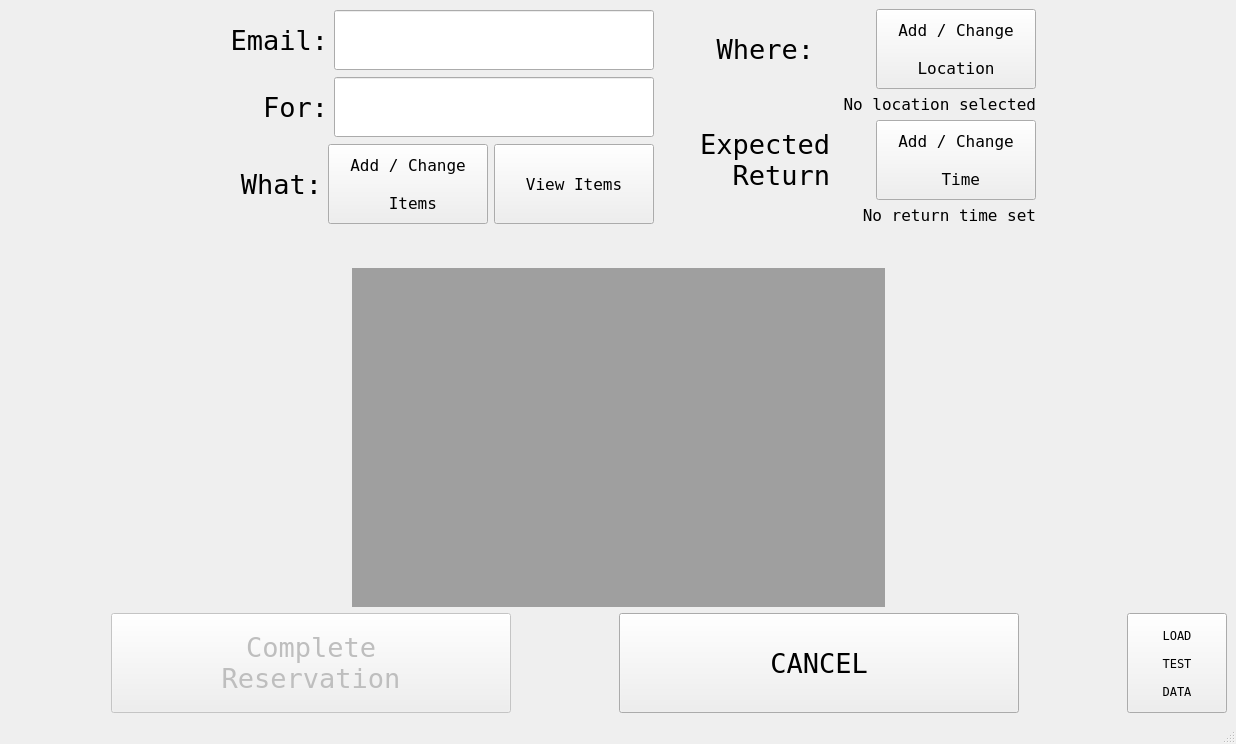
First picture: the form in QtInterface/windows/checkout.ui, repository LSSUHDTeam/Equip-IT, before the edit.
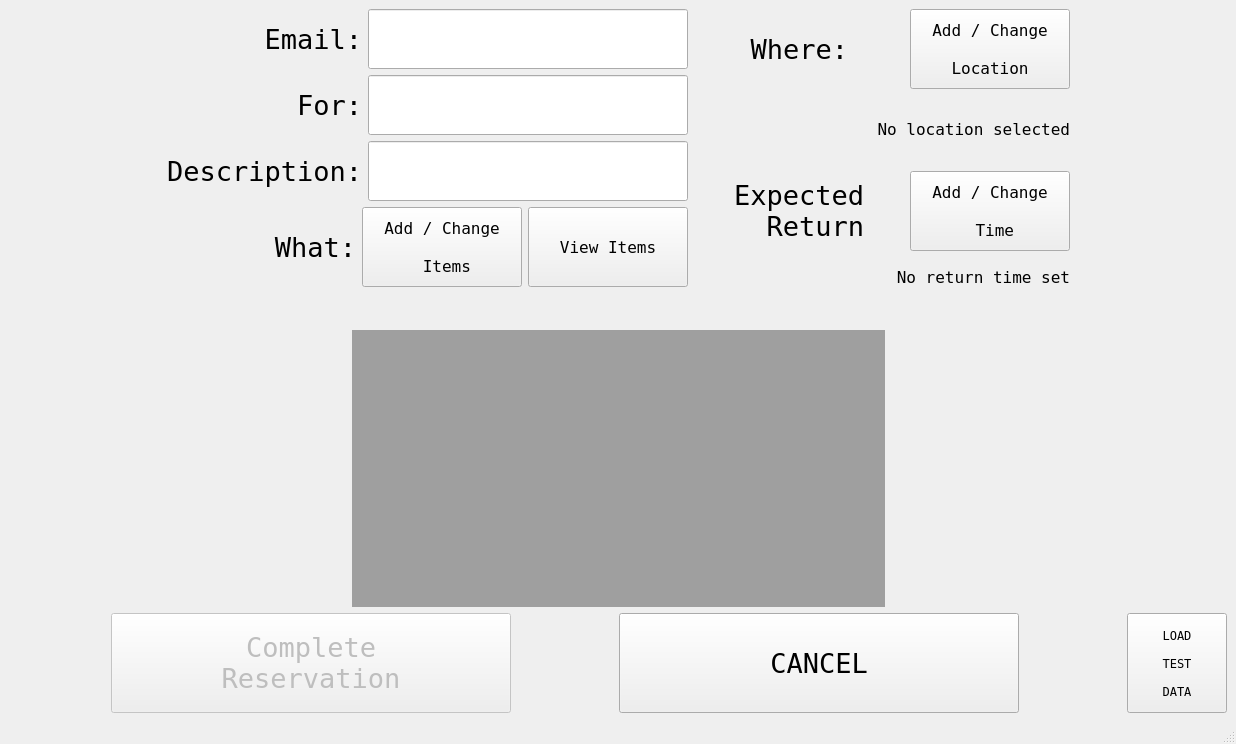
Second picture: the form after the edit. Custom widgets are drawn as their Qt base class.

What changed in the file:
```diff
--- a/QtInterface/windows/checkout.ui
+++ b/QtInterface/windows/checkout.ui
@@ -123,6 +123,46 @@
           </item>
          </layout>
         </item>
+        <item>
+         <layout class="QHBoxLayout" name="horizontalLayout_3">
+          <item>
+           <widget class="QLabel" name="label_6">
+            <property name="minimumSize">
+             <size>
+              <width>132</width>
+              <height>60</height>
+             </size>
+            </property>
+            <property name="font">
+             <font>
+              <pointsize>20</pointsize>
+             </font>
+            </property>
+            <property name="text">
+             <string>Description:</string>
+            </property>
+            <property name="alignment">
+             <set>Qt::AlignRight|Qt::AlignTrailing|Qt::AlignVCenter</set>
+            </property>
+           </widget>
+          </item>
+          <item>
+           <widget class="ETouchLineEdit" name="descEdit">
+            <property name="minimumSize">
+             <size>
+              <width>320</width>
+              <height>60</height>
+             </size>
+            </property>
+            <property name="font">
+             <font>
+              <pointsize>20</pointsize>
+             </font>
+            </property>
+           </widget>
+          </item>
+         </layout>
+        </item>
         <item>
          <layout class="QHBoxLayout" name="horizontalLayout_5">
           <item>
```
